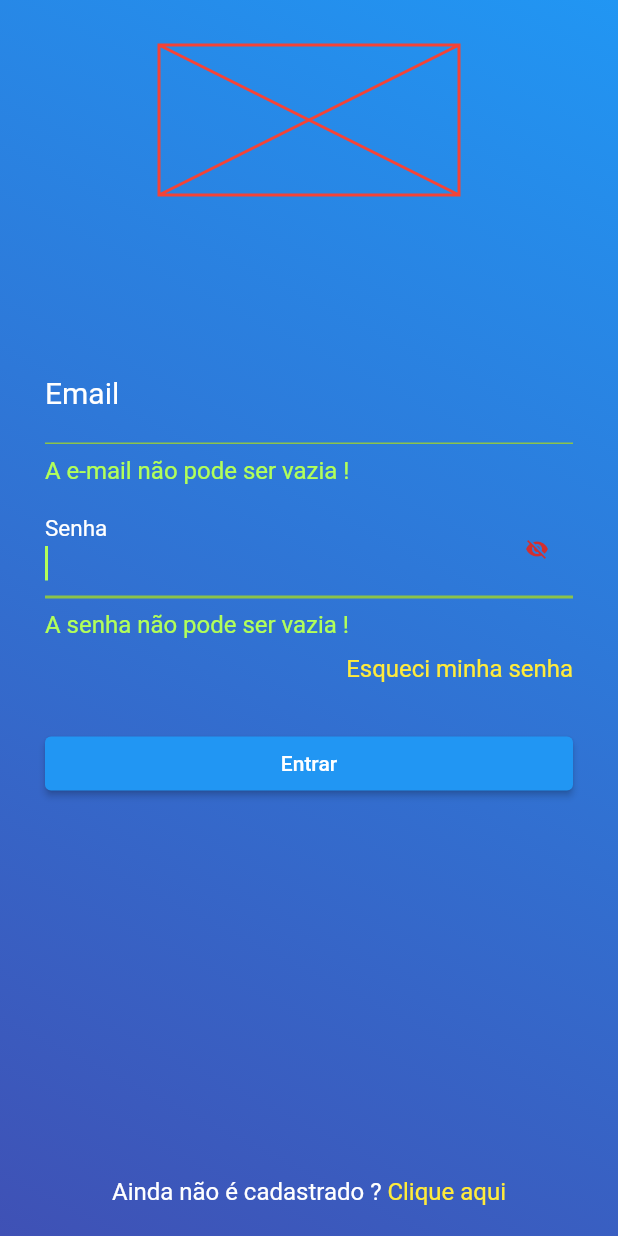
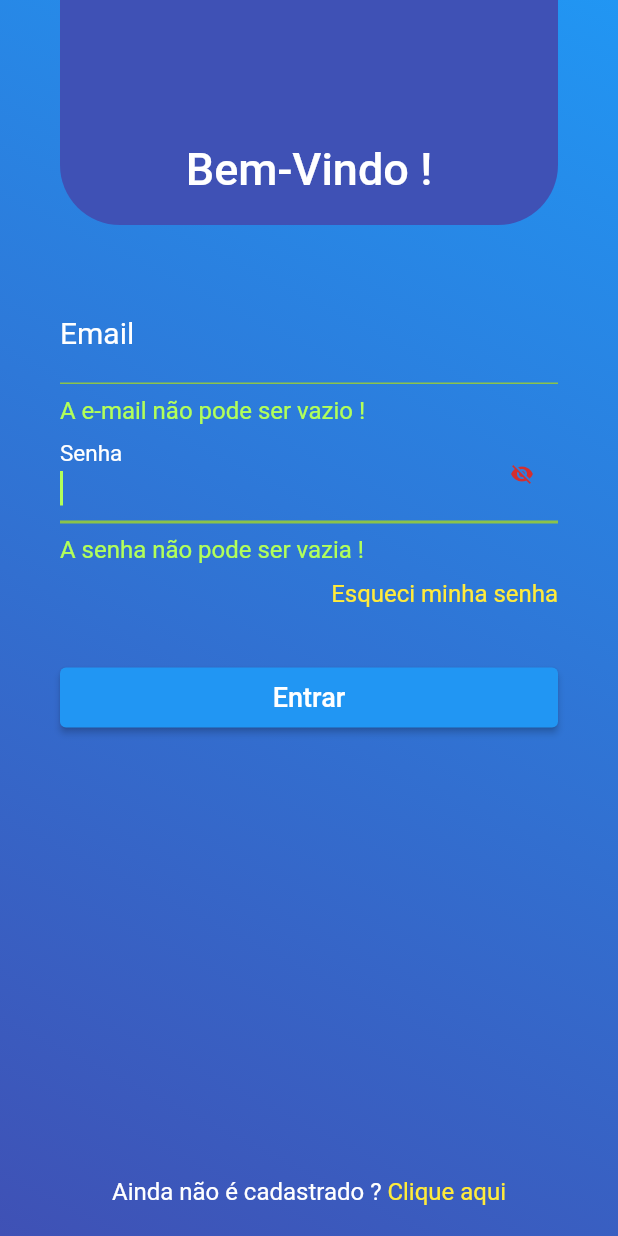
Before and after one commit to chazgps/flutter-playground, a Flutter app: the screen it shows after launch, after a tap on "Entrar", on a phone screen of 412 x 824 dp. Run offline on Flutter 3.47's test engine with Material 2 defaults, Android fonts, the phone set to English and light mode, and no system bars; our stand-ins replace firebase_auth, firebase_core; accounts and stored records are empty.

Commit message:
Melhorias na UI

```diff
--- a/src/analysis_options.yaml
+++ b/src/analysis_options.yaml
@@ -24,6 +24,8 @@ linter:
   rules:
     # avoid_print: false  # Uncomment to disable the `avoid_print` rule
     # prefer_single_quotes: true  # Uncomment to enable the `prefer_single_quotes` rule
+    constant_identifier_names: false
+
 
 # Additional information about this file can be found at
 # https://dart.dev/guides/language/analysis-options
--- a/src/lib/login/constantes.dart
+++ b/src/lib/login/constantes.dart
@@ -8,3 +8,8 @@ const Color COR_BORDA_ERRO = Colors.lightGreen;
 
 const double TAMANHO_FONTE_CAMPO_ENTRADA = 20;
 const double TAMANHO_FONTE_MENOR = 16;
+
+const double TAMANHO_FONTE_ORIENTACAO_TITULO = 30;
+const double TAMANHO_FONTE_ORIENTACAO_CORPO = 16;
+
+const double ESPACO_BORDA = 40;
--- a/src/lib/login/login_authenticator.dart
+++ b/src/lib/login/login_authenticator.dart
@@ -8,4 +8,6 @@ abstract class AuthenticationService {
   Future<void> logout();
 
   Future<Usuario> cadastrarUsuario(String nomeUsuario, String email, String senha);
+
+  Future<void> resetaSenha(String email);
 }
--- a/src/lib/login/ui/componentes.dart
+++ /dev/null
@@ -1,74 +0,0 @@
-import 'package:flutter/material.dart';
-
-import 'campo_entrada.dart';
-
-Widget getLogo() {
-  return const SizedBox(
-    height: 100,
-    width: 200,
-    child: Placeholder(
-      color: Colors.red,
-    ),
-  );
-}
-
-CampoEntrada getCampoNome(GlobalKey<CampoEntradaState> key) {
-  return CampoEntrada(
-    key: key,
-    label: 'Seu nome',
-    //inputType: TextInputType.name,
-    validatorFunction: (String? valor) {
-      if (valor == null || valor.isEmpty) {
-        key.currentState!.requestFocus();
-        return 'A nome não pode ser vazia !';
-      } else {
-        return null;
-      }
-    },
-  );
-}
-
-CampoEntrada getCampoEmail(GlobalKey<CampoEntradaState> key) {
-  return CampoEntrada(
-    key: key,
-    label: 'Email',
-    //inputType: TextInputType.text,
-    validatorFunction: (String? valor) {
-      if (valor == null || valor.isEmpty) {
-        key.currentState!.requestFocus();
-        return 'A e-mail não pode ser vazia !';
-      } else {
-        return null;
-      }
-    },
-  );
-}
-
-CampoEntrada getCampoSenha(GlobalKey<CampoEntradaState> key) {
-  return CampoEntrada(
-    key: key,
-    label: 'Senha',
-    inputAction: TextInputAction.done,
-    validatorFunction: (String? valor) {
-      if (valor == null || valor.isEmpty) {
-        key.currentState!.requestFocus();
-        return 'A senha não pode ser vazia !';
-      } else {
-        return null;
-      }
-    },
-    campoDeSenha: true,
-  );
-}
-
-Widget getBotao(String texto, {required VoidCallback onTap}) {
-  return SizedBox(
-    width: double.infinity,
-    child: ElevatedButton(
-      onPressed: () {
-        onTap();
-      },
-      child: const Text('Entrar'),
-    ),
-  );
-}
--- a/src/lib/login/ui/login_page.dart
+++ b/src/lib/login/ui/pages/login_page.dart
@@ -1,14 +1,15 @@
-import 'package:firebase_auth_module/login/ui/register_user_page.dart';
+import 'package:firebase_auth_module/login/ui/pages/register_user_page.dart';
+import 'package:firebase_auth_module/login/ui/pages/reset_password_page.dart';
 import 'package:firebase_auth_module/login/usuario.dart';
 import 'package:flutter/gestures.dart';
 import 'package:flutter/material.dart';
 
-import '../constantes.dart' as constantes;
-import '../login_authenticator.dart';
-import 'campo_entrada.dart';
-import 'componentes.dart';
-import 'indicador_progresso_widget.dart';
-import 'tela_widget.dart';
+import '../../constantes.dart' as constantes;
+import '../../login_authenticator.dart';
+import '../widgets/campo_entrada.dart';
+import '../widgets/componentes.dart' as ui;
+import '../widgets/indicador_progresso_widget.dart';
+import '../widgets/tela_widget.dart';
 
 class LoginPage extends StatefulWidget {
   late final AuthenticationService _autenticador;
@@ -59,24 +60,22 @@ class _LoginPageState extends State<LoginPage> {
         Tela(
           body: Form(
             key: _formKey,
+            child: Padding(
+              padding: const EdgeInsets.only(left: constantes.ESPACO_BORDA, right: constantes.ESPACO_BORDA),
               child: Column(
                 mainAxisSize: MainAxisSize.max,
                 children: [
-                const SizedBox(height: 30),
-                getLogo(),
-                const SizedBox(height: 100),
-                getCampoEmail(_campoEmailKey),
-                const SizedBox(height: 10),
-                getCampoSenha(_campoSenhaKey),
-                const SizedBox(height: 10),
+                  ui.getPainel(context, 'Bem-Vindo !'),
+                  ui.getCampoEmail(_campoEmailKey),
+                  ui.getCampoSenha(_campoSenhaKey),
                   _getOpcaoEsqueciSenha(),
-                const SizedBox(height: 30),
-                getBotao('Entrar', onTap: () {
+                  ui.getBotao('Entrar', onTap: () {
                     _autenticaUsuario(_campoEmailKey.currentState!.text, _campoSenhaKey.currentState!.text);
                   }),
-                Spacer(flex: 1),
+                  const Spacer(flex: 1),
                   _getOrientacaoNovoCadastro(),
                 ],
+              ),
             ),
           ),
         ),
@@ -92,7 +91,7 @@ class _LoginPageState extends State<LoginPage> {
 
   Widget _getOrientacaoNovoCadastro() {
     return Padding(
-      padding: const EdgeInsets.only(bottom: 20),
+      padding: const EdgeInsets.only(top: 20, bottom: 20),
       child: RichText(
         text: TextSpan(
           text: 'Ainda não é cadastrado ?',
@@ -134,17 +133,31 @@ class _LoginPageState extends State<LoginPage> {
 
     _exibeAmpulheta.value = true;
 
-    //await Future.delayed(Duration(seconds: 3));
+    //await Future.delayed(const Duration(seconds: 3));
 
     widget._autenticador.login(email, senha).then(_onLogin, onError: _onError);
   }
 
   Widget _getOpcaoEsqueciSenha() {
-    return const Align(
+    return Align(
       alignment: Alignment.centerRight,
+      child: GestureDetector(
+        onTap: () {
+          debugPrint('Indicar email para resetar a senha...');
+          Navigator.push(
+            context,
+            MaterialPageRoute(
+              builder: (context) => ResetPasswordPage(widget._autenticador),
+            ),
+          );
+        },
+        child: const Padding(
+          padding: EdgeInsets.only(top: 10, bottom: 10),
           child: Text(
             'Esqueci minha senha',
             style: TextStyle(fontSize: constantes.TAMANHO_FONTE_MENOR, color: constantes.COR_TEXTO_REALCADO),
+          ),
+        ),
       ),
     );
   }
--- a/src/lib/login/ui/campo_entrada.dart
+++ b/src/lib/login/ui/widgets/campo_entrada.dart
@@ -1,6 +1,6 @@
 import 'package:flutter/material.dart';
 
-import '../constantes.dart' as constantes;
+import '../../constantes.dart' as constantes;
 
 class CampoEntrada extends StatefulWidget {
   late String _label;
--- /dev/null
+++ b/src/lib/login/ui/widgets/componentes.dart
@@ -0,0 +1,112 @@
+import 'package:flutter/material.dart';
+
+import '../../constantes.dart' as constantes;
+import 'campo_entrada.dart';
+
+Widget getPainel(BuildContext context, String texto) {
+  return Padding(
+    padding: const EdgeInsets.only(bottom: constantes.ESPACO_BORDA),
+    child: Container(
+      padding: const EdgeInsets.only(bottom: 20),
+      decoration: const BoxDecoration(
+        color: Colors.indigo,
+        borderRadius: BorderRadius.only(bottomRight: Radius.circular(40.0), bottomLeft: Radius.circular(40.0)),
+      ),
+      width: double.infinity,
+      height: 150,
+      alignment: Alignment.bottomCenter,
+      child: Text(
+        texto,
+        style: Theme.of(context).textTheme.bodyText1!.copyWith(fontSize: constantes.TAMANHO_FONTE_ORIENTACAO_TITULO),
+      ),
+    ),
+  );
+}
+
+Widget getCampoNome(GlobalKey<CampoEntradaState> key) {
+  return Padding(
+    padding: const EdgeInsets.only(top: 10, bottom: 10),
+    child: CampoEntrada(
+      key: key,
+      label: 'Seu nome',
+      //inputType: TextInputType.name,
+      validatorFunction: (String? valor) {
+        if (valor == null || valor.isEmpty) {
+          key.currentState!.requestFocus();
+          return 'A nome não pode ser vazio !';
+        } else {
+          return null;
+        }
+      },
+    ),
+  );
+}
+
+CampoEntrada getCampoEmail(GlobalKey<CampoEntradaState> key) {
+  return CampoEntrada(
+    key: key,
+    label: 'Email',
+    //inputType: TextInputType.text,
+    validatorFunction: (String? valor) {
+      if (valor == null || valor.isEmpty) {
+        key.currentState!.requestFocus();
+        return 'A e-mail não pode ser vazio !';
+      } else {
+        return null;
+      }
+    },
+  );
+}
+
+CampoEntrada getCampoSenha(GlobalKey<CampoEntradaState> key) {
+  return CampoEntrada(
+    key: key,
+    label: 'Senha',
+    inputAction: TextInputAction.done,
+    validatorFunction: (String? valor) {
+      if (valor == null || valor.isEmpty) {
+        key.currentState!.requestFocus();
+        return 'A senha não pode ser vazia !';
+      } else {
+        return null;
+      }
+    },
+    campoDeSenha: true,
+  );
+}
+
+Widget getBotao(String texto, {required VoidCallback onTap}) {
+  return Padding(
+    padding: const EdgeInsets.only(top: 30),
+    child: SizedBox(
+      height: 40,
+      width: double.infinity,
+      child: ElevatedButton(
+        onPressed: () {
+          onTap();
+        },
+        child: Text(texto, style: const TextStyle(fontSize: 18)),
+      ),
+    ),
+  );
+}
+
+Future<void> exibeMensagem(BuildContext context, String titulo, String mensagem) {
+  return showDialog(
+    context: context,
+    builder: (BuildContext context) => AlertDialog(
+      insetPadding: const EdgeInsets.all(20),
+      contentPadding: const EdgeInsets.all(20),
+      title: Text(titulo),
+      content: Text(mensagem),
+      actions: [
+        TextButton(
+          child: const Text('OK'),
+          onPressed: () {
+            Navigator.of(context).pop();
+          },
+        )
+      ],
+    ),
+  );
+}
--- a/src/lib/login/ui/indicador_progresso_widget.dart
+++ b/src/lib/login/ui/widgets/indicador_progresso_widget.dart
@@ -3,14 +3,18 @@ import 'package:flutter/material.dart';
 class IndicadorProgresso extends StatelessWidget {
   late final bool _visivel;
   late final String? _mensagem;
+  late Color? _color;
 
-  IndicadorProgresso({Key? key, @required visivel, String? mensagem}) : super(key: key) {
+  IndicadorProgresso({Key? key, required bool visivel, String? mensagem, Color? color}) : super(key: key) {
     _visivel = visivel;
     _mensagem = mensagem;
+    _color = color;
   }
 
   @override
   Widget build(BuildContext context) {
+    _color ??= Theme.of(context).indicatorColor;
+
     return Visibility(
       visible: _visivel,
       // ignore: sized_box_for_whitespace
@@ -31,8 +35,8 @@ class IndicadorProgresso extends StatelessWidget {
               ],
               ConstrainedBox(
                 constraints: const BoxConstraints(minHeight: 70, maxHeight: 70, minWidth: 70, maxWidth: 70),
-                child: const CircularProgressIndicator(
-                  //valueColor: AlwaysStoppedAnimation<Color>(Theme.of(context).primaryColor),
+                child: CircularProgressIndicator(
+                  valueColor: AlwaysStoppedAnimation<Color>(_color!),
                   strokeWidth: 8,
                 ),
               ),
--- a/src/lib/my_app.dart
+++ b/src/lib/my_app.dart
@@ -2,14 +2,15 @@ import 'package:firebase_auth_module/login/login_authenticator.dart';
 import 'package:flutter/material.dart';
 
 import 'login/google_authenticator.dart';
-import 'login/ui/login_page.dart';
+import 'login/ui/pages/login_page.dart';
+import 'login/ui/widgets/componentes.dart' as ui;
 import 'login/usuario.dart';
 import 'principal_page.dart';
 import 'rotas.dart' as rotas;
 
 class MyApp extends StatelessWidget {
   final navigatorKey = GlobalKey<NavigatorState>();
-  late AuthenticationService _authService;
+  late final AuthenticationService _authService;
 
   MyApp({Key? key}) : super(key: key) {
     _authService = GoogleAuthenticator();
@@ -23,9 +24,17 @@ class MyApp extends StatelessWidget {
       title: 'Flutter Demo',
       theme: ThemeData(
         primarySwatch: Colors.blue,
+        indicatorColor: Colors.tealAccent,
+        textTheme: TextTheme(
+            bodyText1: Theme.of(context).textTheme.bodyText1?.copyWith(color: Colors.white),
+            bodyText2: Theme.of(context).textTheme.bodyText2?.copyWith(color: Colors.white)),
       ),
       home: LoginPage(
-          authenticator: _authService, onLoginSuccess: _irParaTelaPrincipal, onLoginFailure: _exibeMensagemErro),
+          authenticator: _authService,
+          onLoginSuccess: _irParaTelaPrincipal,
+          onLoginFailure: (erro) {
+            ui.exibeMensagem(navigatorKey.currentContext!, 'Erro', erro);
+          }),
       onGenerateRoute: (settings) {
         if (settings.name == rotas.PAGINA_PRINCIPAL) {
           return MaterialPageRoute(
@@ -37,28 +46,8 @@ class MyApp extends StatelessWidget {
   }
 
   void _irParaTelaPrincipal(Usuario usuario) {
-    debugPrint('Navegando para tela principal');
+    debugPrint('Navegando para tela principal para o usuário ${usuario.nome}');
 
     navigatorKey.currentState!.pushReplacementNamed(rotas.PAGINA_PRINCIPAL);
   }
-
-  void _exibeMensagemErro(String erro) {
-    showDialog(
-      context: navigatorKey.currentContext!,
-      builder: (BuildContext context) => AlertDialog(
-        insetPadding: const EdgeInsets.all(20),
-        contentPadding: const EdgeInsets.all(20),
-        title: const Text('Erro'),
-        content: Text(erro),
-        actions: [
-          TextButton(
-            child: const Text('OK'),
-            onPressed: () {
-              Navigator.of(context).pop();
-            },
-          )
-        ],
-      ),
-    );
-  }
 }
```
Also changed, not shown: src/lib/login/google_authenticator.dart (+42 -32 lines), src/lib/login/ui/create_user_page.dart (deleted, +0 -15 lines), src/lib/login/ui/pages/register_user_page.dart (renamed from src/lib/login/ui/register_user_page.dart, +15 -16 lines), src/lib/login/ui/pages/reset_password_page.dart (added, +126 -0 lines), src/lib/login/ui/widgets/tela_widget.dart (renamed from src/lib/login/ui/tela_widget.dart, +11 -3 lines), src/pubspec.yaml (+0 -30 lines), src/pubspec.lock, 1 other file. Lines whose indentation alone changed are shown as unchanged.
